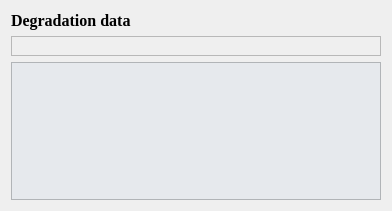
The window that ui/degradation_data.ui (Inigobarbe/VFSMOD-GUI) describes before a commit, drawn with Qt 5.
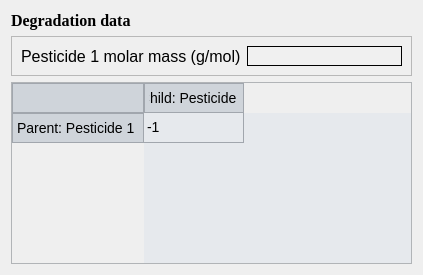
The same window after the commit.

What changed in the file:
```diff
--- a/ui/degradation_data.ui
+++ b/ui/degradation_data.ui
@@ -6,8 +6,8 @@
    <rect>
     <x>0</x>
     <y>0</y>
-    <width>392</width>
-    <height>211</height>
+    <width>423</width>
+    <height>275</height>
    </rect>
   </property>
   <property name="windowTitle">
@@ -127,6 +127,9 @@
        <bold>true</bold>
       </font>
      </property>
+     <property name="styleSheet">
+      <string notr="true">font-weight: bold;</string>
+     </property>
      <property name="text">
       <string>Degradation data</string>
      </property>
@@ -134,12 +137,24 @@
    </item>
    <item row="1" column="0">
     <widget class="QFrame" name="frame">
+     <property name="sizePolicy">
+      <sizepolicy hsizetype="Preferred" vsizetype="MinimumExpanding">
+       <horstretch>0</horstretch>
+       <verstretch>0</verstretch>
+      </sizepolicy>
+     </property>
      <property name="minimumSize">
       <size>
        <width>0</width>
        <height>0</height>
       </size>
      </property>
+     <property name="maximumSize">
+      <size>
+       <width>411</width>
+       <height>16777215</height>
+      </size>
+     </property>
      <property name="frameShape">
       <enum>QFrame::StyledPanel</enum>
      </property>
@@ -148,26 +163,47 @@
      </property>
      <layout class="QGridLayout" name="gridLayout_3">
       <item row="0" column="0">
-       <layout class="QGridLayout" name="gridLayout_2"/>
-      </item>
-      <item row="1" column="0">
-       <spacer name="verticalSpacer">
-        <property name="orientation">
-         <enum>Qt::Vertical</enum>
-        </property>
-        <property name="sizeHint" stdset="0">
-         <size>
-          <width>20</width>
-          <height>40</height>
-         </size>
-        </property>
-       </spacer>
+       <layout class="QGridLayout" name="gridLayout_2">
+        <item row="0" column="0">
+         <widget class="QLabel" name="label_pesticide_1_molar_mass">
+          <property name="text">
+           <string>Pesticide 1 molar mass (g/mol)</string>
+          </property>
+         </widget>
+        </item>
+        <item row="0" column="1">
+         <widget class="QLineEdit" name="pesticide_1_molar_mass">
+          <property name="text">
+           <string/>
+          </property>
+          <property name="alignment">
+           <set>Qt::AlignCenter</set>
+          </property>
+         </widget>
+        </item>
+       </layout>
       </item>
      </layout>
     </widget>
    </item>
    <item row="2" column="0">
-    <widget class="QTableWidget" name="table_degradations"/>
+    <widget class="QTableWidget" name="table_degradations">
+     <row>
+      <property name="text">
+       <string>Parent: Pesticide 1</string>
+      </property>
+     </row>
+     <column>
+      <property name="text">
+       <string>Child: Pesticide 1</string>
+      </property>
+     </column>
+     <item row="0" column="0">
+      <property name="text">
+       <string>-1</string>
+      </property>
+     </item>
+    </widget>
    </item>
   </layout>
  </widget>
```
Left out of the diff: 3 changed lines with no effect on the pictures.
